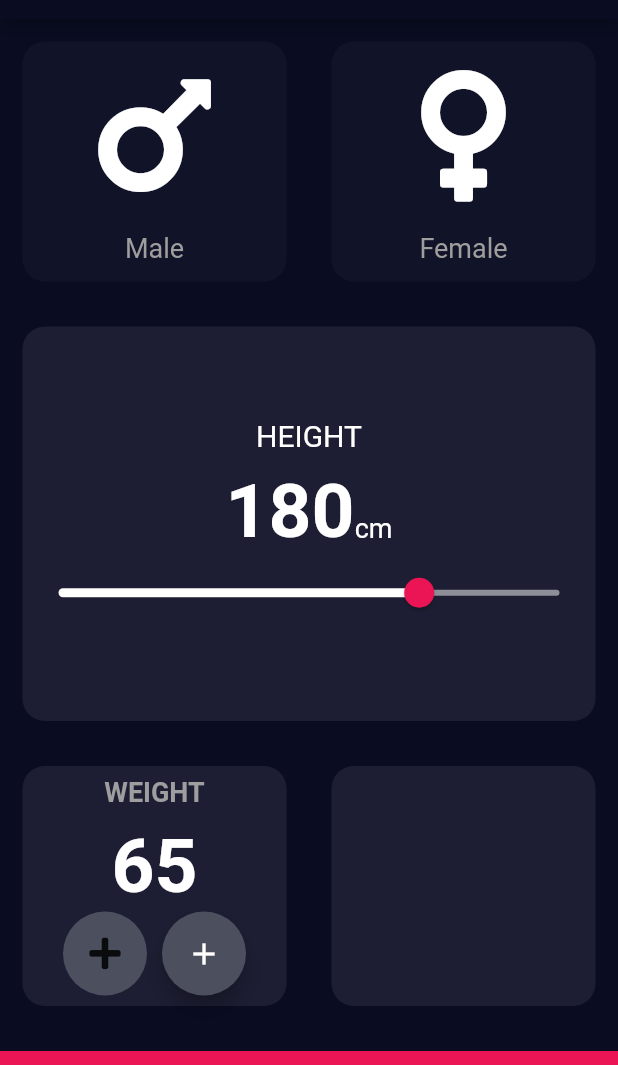
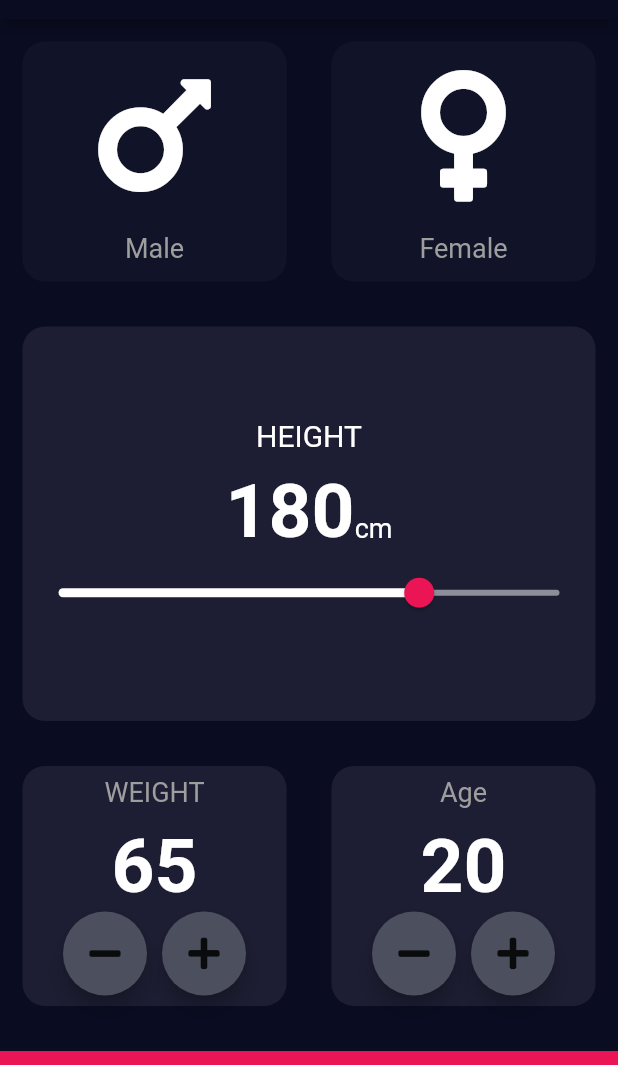
Before and after one commit to Abhishekraina7/bmi_calculator_app, a Flutter app: the screen it shows after launch, on a phone screen of 412 x 824 dp, the part 65-1130 px from its top. Run offline on Flutter 3.47's test engine with Material 2 defaults, Android fonts, the phone set to English and light mode, and no system bars; our stand-ins replace font_awesome_flutter.

Commit message:
Added the remaning buttons for weight and age Card and made them functional.

```diff
--- a/lib/input_page.dart
+++ b/lib/input_page.dart
@@ -4,7 +4,6 @@ import 'package:font_awesome_flutter/font_awesome_flutter.dart';
 import 'icon_content.dart';
 import 'Reusable_card.dart';
 import 'constants.dart';
-
 //happy diwali
 
 enum Genders{male,female} // emums for male and female selection representation
@@ -20,6 +19,7 @@ class InputPageState extends State<InputPage> {
   Genders ? selectedGender;//It is a null aware operator, it helps the expression to be evaluated as null without causing any error
   int height = 180;
   int weight = 65;
+  int age = 20;
 
 
 
@@ -154,25 +154,33 @@ class InputPageState extends State<InputPage> {
                     cardChild: Column(
                       mainAxisAlignment: MainAxisAlignment.center,
                       children: <Widget>[
-                        const Text('WEIGHT',style: TextStyle(fontWeight: FontWeight.bold, color: Colors.grey,fontSize: 18.0)
+                        const Text('WEIGHT',style: TextStyle(color: Colors.grey,fontSize: 18.0)
                           ),
                         const SizedBox(
                           height: 10.0,
                         ),
                         Text(weight.toString(),
                             style: knumberstyle),
-                        const Row(
+                         Row(
                           mainAxisAlignment: MainAxisAlignment.center,
                           children: <Widget>[
-                          RoundIconButton(icondata: FontAwesomeIcons.plus,iconcolor: Colors.white, ),
-                             SizedBox(
+                          RoundIconButton(
+                              icondata: FontAwesomeIcons.minus,
+                              buttonPress: (){
+                                setState(() {
+                                  weight--;
+                                });
+                              },
+                          ),
+                             const SizedBox(
                               width: 10.0,
                             ),
-                             FloatingActionButton(
-                              backgroundColor: Color(0xFF4C4F5E),
-                                onPressed: null,
-                               child: Icon(Icons.add),
-                             ),
+                            RoundIconButton(icondata: FontAwesomeIcons.plus,
+                            buttonPress: (){
+                              setState(() {
+                                weight++;
+                              });
+                            },),
                           ],
                         ),
                       ],
@@ -181,8 +189,43 @@ class InputPageState extends State<InputPage> {
                   ),
 
                 ),
-                const Expanded(
-                  child: Resuablecard(colour: kactiveCardcolour),
+                Expanded(
+                  child: Resuablecard(colour: kactiveCardcolour,
+                      cardChild: Column(
+                        mainAxisAlignment: MainAxisAlignment.center,
+                        children: <Widget>[
+                          const Text("Age", style: TextStyle(color: Colors.grey,fontSize: 18.0)
+                          ),
+                          const SizedBox(
+                            height: 10.0,
+                          ),
+                          Text(age.toString(),
+                            style: knumberstyle,),
+                          Row(
+                            mainAxisAlignment: MainAxisAlignment.center,
+                            children: <Widget>[
+                              RoundIconButton(icondata: FontAwesomeIcons.minus,
+                                  buttonPress: (){
+                                setState(() {
+                                  age--;
+                                });}
+                              ),
+                              const SizedBox(
+                                width: 10.0,
+                              ),
+                              RoundIconButton(icondata: FontAwesomeIcons.plus,
+                                  buttonPress: (){
+                                    setState(() {
+                                      age++;
+                                    });}
+                              ),
+                            ],
+                          ),
+
+                        ],
+                      ),
+                  ),
+
                 ),
               ]
           ),
@@ -201,14 +244,14 @@ class InputPageState extends State<InputPage> {
 
 
 class RoundIconButton extends StatelessWidget {
-  const RoundIconButton({super.key, this.icondata,this.iconcolor});
+  const RoundIconButton({super.key, @required this.icondata,@required this.buttonPress});
   final IconData ? icondata;
-  final Color ? iconcolor;
+  final Function ? buttonPress;
 
   @override
   Widget build(BuildContext context) {
     return  RawMaterialButton(
-      onPressed: null,
+
         elevation: 6.0,
         constraints: const BoxConstraints.tightFor(
         width: 56.0,
@@ -216,6 +259,7 @@ class RoundIconButton extends StatelessWidget {
     ),
       shape: const CircleBorder(),
       fillColor: const Color(0xFF4C4F5E),
+      onPressed: buttonPress as void Function()?,
       child:Icon(icondata),
     );
 
```
